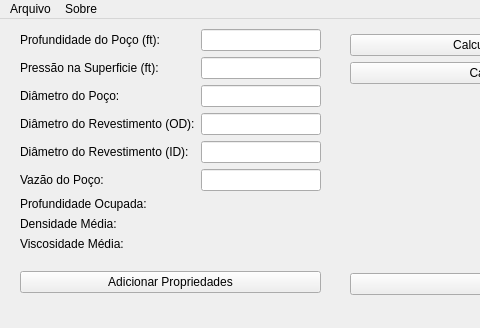
First picture: the form in src-v2/mainwindow.ui, repository ldsc/ProjetoEngenharia-SoftwareEducacionalParaAnaliseESolucaoDeProblemasEmEngenhariaDePoco, before the edit; both pictures show x 0 to 480 and y 0 to 328 of the 774 by 633 pixel window.
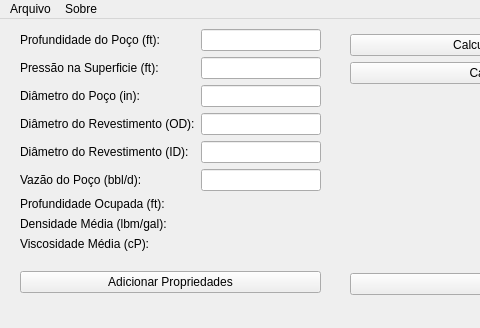
Second picture: the form after the edit.

The edit to the form file:
```diff
--- a/src-v2/mainwindow.ui
+++ b/src-v2/mainwindow.ui
@@ -131,7 +131,7 @@
        <item row="2" column="0">
         <widget class="QLabel" name="lbnTituloDiametroPoco">
          <property name="text">
-          <string>Diâmetro do Poço:</string>
+          <string>Diâmetro do Poço (in):</string>
          </property>
         </widget>
        </item>
@@ -161,7 +161,7 @@
        <item row="5" column="0">
         <widget class="QLabel" name="lbnTituloVazao">
          <property name="text">
-          <string>Vazão do Poço:</string>
+          <string>Vazão do Poço (bbl/d):</string>
          </property>
         </widget>
        </item>
@@ -171,7 +171,7 @@
        <item row="6" column="0">
         <widget class="QLabel" name="lbnTituloProfundidadeOcupada">
          <property name="text">
-          <string>Profundidade Ocupada:</string>
+          <string>Profundidade Ocupada (ft):</string>
          </property>
         </widget>
        </item>
@@ -185,7 +185,7 @@
        <item row="7" column="0">
         <widget class="QLabel" name="lbnTituloDensidadeMedia">
          <property name="text">
-          <string>Densidade Média:</string>
+          <string>Densidade Média (lbm/gal):</string>
          </property>
         </widget>
        </item>
@@ -199,7 +199,7 @@
        <item row="8" column="0">
         <widget class="QLabel" name="lbnTituloViscosidadeMedia">
          <property name="text">
-          <string>Viscosidade Média:</string>
+          <string>Viscosidade Média (cP):</string>
          </property>
         </widget>
        </item>
@@ -225,7 +225,7 @@
      </item>
     </layout>
    </widget>
-   <widget class="QWidget" name="">
+   <widget class="QWidget" name="layoutWidget">
     <property name="geometry">
      <rect>
       <x>350</x>
```
